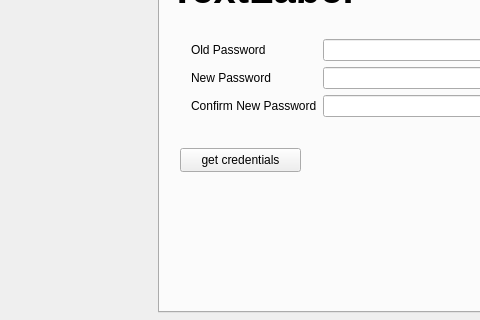
johan1252/QNoteGet, file GUIProject/QtGUI/Mainwindow.ui: the form before one commit; both pictures show x 122 to 602 and y 224 to 544 of the 1123 by 649 pixel window.
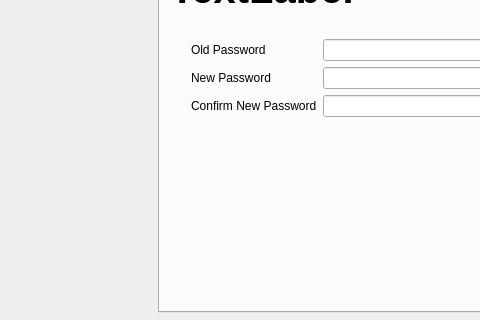
The form after the commit. The open tabs and pages were chosen to show the change. Icons and pictures are not drawn.

Diff of the .ui file:
```diff
--- a/GUIProject/QtGUI/Mainwindow.ui
+++ b/GUIProject/QtGUI/Mainwindow.ui
@@ -799,19 +799,6 @@
           <string>TextLabel</string>
          </property>
         </widget>
-        <widget class="QPushButton" name="button_getCredentials">
-         <property name="geometry">
-          <rect>
-           <x>20</x>
-           <y>190</y>
-           <width>121</width>
-           <height>24</height>
-          </rect>
-         </property>
-         <property name="text">
-          <string>get credentials</string>
-         </property>
-        </widget>
        </widget>
        <widget class="QWidget" name="tab_cisc320">
         <attribute name="title">
```
Left out of the diff: 3 changed lines with no effect on the pictures.
